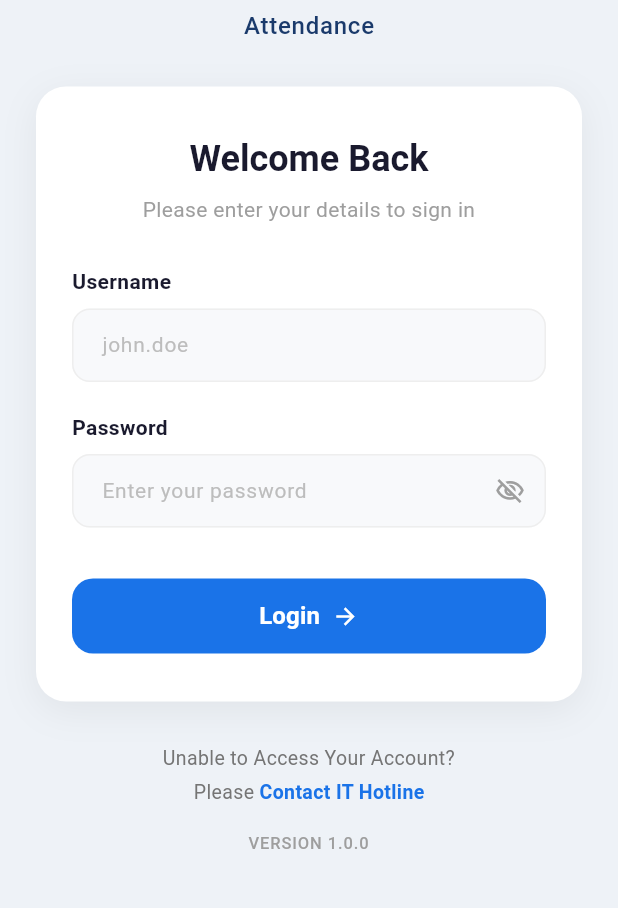
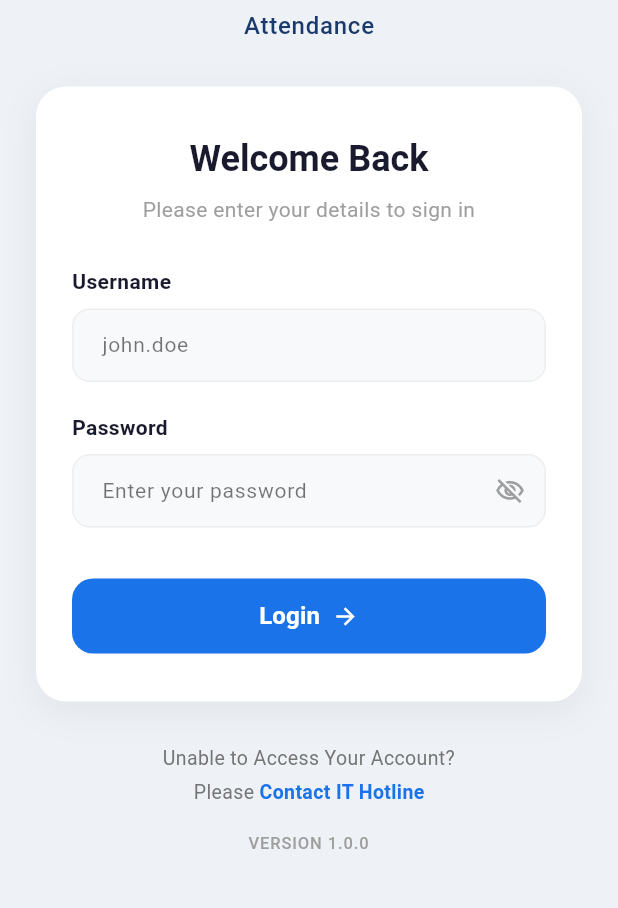
Before and after one commit to bagasargita/flutter-synergy, a Flutter app: the screen it shows after launch, on a phone screen of 412 x 824 dp, the part 251-1159 px from its top. Run offline on Flutter 3.47's test engine with Material 3 defaults, Android fonts, the phone set to English and light mode, and no system bars; our stand-ins replace camera, dio, flutter_dotenv, flutter_image_compress, flutter_map, flutter_riverpod and 7 more; missing offline and left inert: google_mlkit_face_detection; accounts and stored records are empty.

Commit message:
fix: text darkmode

```diff
--- a/lib/features/attendance/attendance_page.dart
+++ b/lib/features/attendance/attendance_page.dart
@@ -364,6 +364,7 @@ class _AttendancePageState extends ConsumerState<AttendancePage> {
                             textAlign: TextAlign.center,
                             style: theme.textTheme.bodyMedium?.copyWith(
                               fontWeight: FontWeight.w500,
+                              color: Colors.black,
                             ),
                           ),
                         ),
--- a/lib/features/auth/auth_page.dart
+++ b/lib/features/auth/auth_page.dart
@@ -140,11 +140,14 @@ class _AuthPageState extends ConsumerState<AuthPage> {
                           controller: _usernameController,
                           keyboardType: TextInputType.text,
                           textInputAction: TextInputAction.next,
-                          style: const TextStyle(fontSize: 14),
+                          style: const TextStyle(
+                            fontSize: 14,
+                            color: Colors.black,
+                          ),
                           decoration: InputDecoration(
                             hintText: 'john.doe',
-                            hintStyle: TextStyle(
-                              color: Colors.grey.shade400,
+                            hintStyle: const TextStyle(
+                              color: Colors.black54,
                               fontSize: 14,
                             ),
                             filled: true,
@@ -202,11 +205,14 @@ class _AuthPageState extends ConsumerState<AuthPage> {
                           obscureText: _obscurePassword,
                           textInputAction: TextInputAction.done,
                           onFieldSubmitted: (_) => _onLogin(),
-                          style: const TextStyle(fontSize: 14),
+                          style: const TextStyle(
+                            fontSize: 14,
+                            color: Colors.black,
+                          ),
                           decoration: InputDecoration(
                             hintText: 'Enter your password',
-                            hintStyle: TextStyle(
-                              color: Colors.grey.shade400,
+                            hintStyle: const TextStyle(
+                              color: Colors.black54,
                               fontSize: 14,
                             ),
                             filled: true,
```
